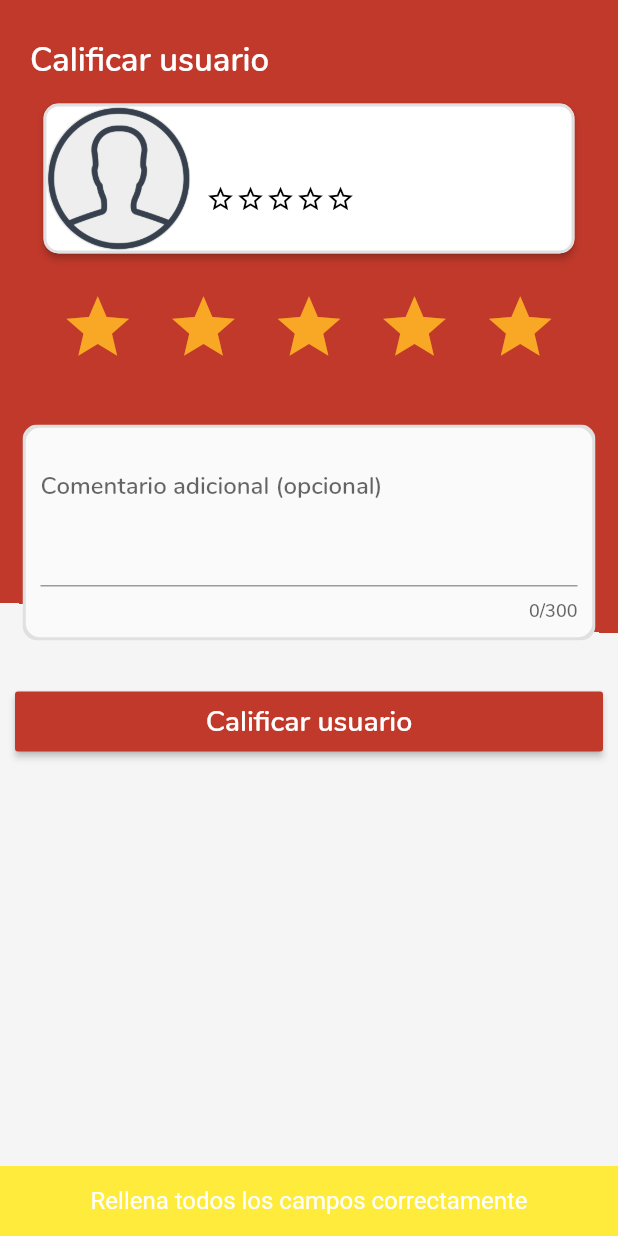
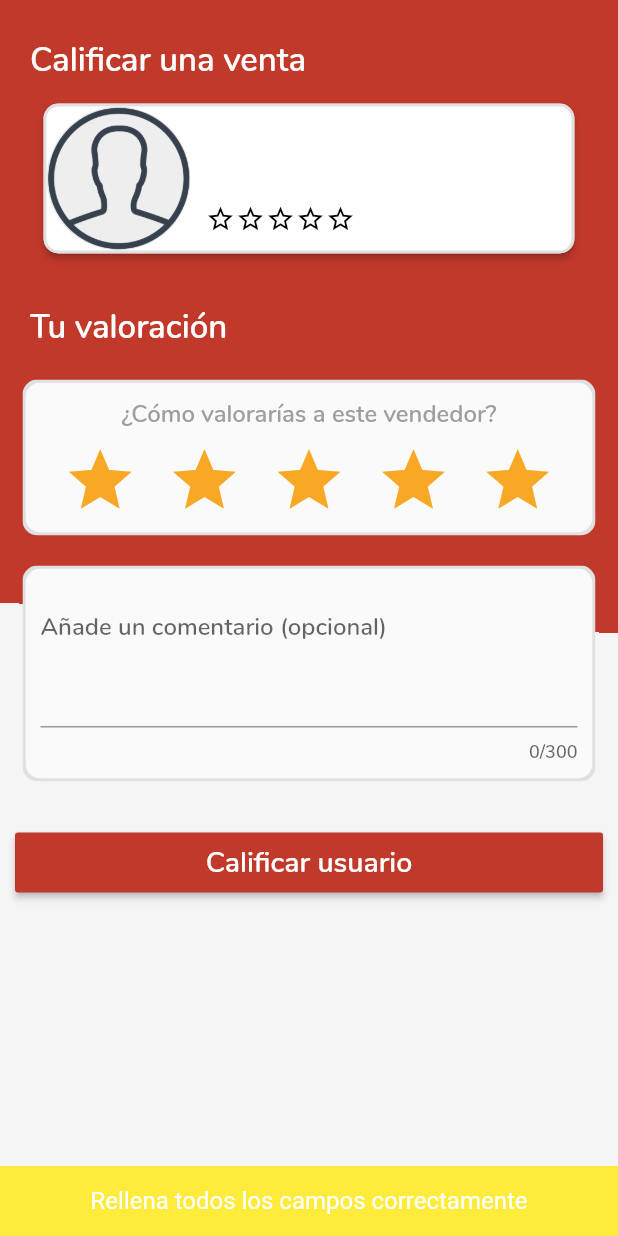
Before and after one commit to unizar-30226-2019-07/Loop, a Flutter app: the RateUser screen opened directly with empty values, after a tap on "Calificar usuario", on a phone screen of 412 x 824 dp. Run offline on Flutter 3.47's test engine with Material 2 defaults, Android fonts, the phone set to English and light mode, and no system bars; our stand-ins replace carousel_pro, cloud_firestore, flutter_secure_storage, flutter_slidable, flutter_speed_dial, font_awesome_flutter and 4 more; missing offline and left inert: flutter_range_slider, flutter_statusbarcolor, geocoder; accounts and stored records are empty; network calls fail; project files that could hold a hidden picture were left out.

Commit message:
Valoración de usuarios
- Se puede acceder desde la vista de detalle de un item
- Por ahora no se puede probar ya que no se puede marcar productos
  como vendidos (?)

```diff
--- a/lib/routes.dart
+++ b/lib/routes.dart
@@ -27,7 +27,7 @@ class Routes {
     '/whises': (settings) =>
         _buildRoute(settings, new Wishes(user: settings.arguments)),
     '/rate-user': (settings) =>
-        _buildRoute(settings, new RateUser(otherUser: settings.arguments)),
+        _buildRoute(settings, new RateUser(referencedItem: settings.arguments)),
     '/report-user': (settings) =>
         _buildRoute(settings, new ReportUser(otherUser: settings.arguments)),
     '/login-page': (settings) => _buildRoute(settings, new LoginPage()),
--- a/lib/screens/users/profile.dart
+++ b/lib/screens/users/profile.dart
@@ -243,8 +243,6 @@ class _ProfileState extends State<Profile> {
         child: GestureDetector(
             onTap: () => Navigator.of(context)
                 .pushNamed('/report-user', arguments: _user),
-            onLongPress: () =>
-                Navigator.of(context).pushNamed('/rate-user', arguments: _user),
             child: ClipRRect(
                 borderRadius: BorderRadius.circular(4.0),
                 child: Container(
--- a/lib/screens/users/rate_user.dart
+++ b/lib/screens/users/rate_user.dart
@@ -1,7 +1,9 @@
 import 'package:flutter/material.dart';
-import 'package:selit/class/usuario_class.dart';
+import 'package:selit/class/item_class.dart';
+import 'package:selit/util/api/usuario_request.dart';
 import 'package:selit/widgets/profile_picture.dart';
 import 'package:selit/widgets/star_rating.dart';
+import 'package:selit/widgets/star_rating_interactive.dart';
 import 'package:selit/util/bar_color.dart';
 
 /// Pantalla para calificar otro usuario, con información sobre el
@@ -9,11 +11,11 @@ import 'package:selit/util/bar_color.dart';
 /// y un comentario adicional sobre la calificación.
 /// Con estos campos establecen un formulario a enviar
 class RateUser extends StatefulWidget {
-  final UsuarioClass otherUser;
+  final ItemClass referencedItem;
 
-  RateUser({this.otherUser});
+  RateUser({this.referencedItem});
   @override
-  State<StatefulWidget> createState() => _RateUserState(otherUser);
+  State<StatefulWidget> createState() => _RateUserState(referencedItem);
 }
 
 class _RateUserState extends State<RateUser> {
@@ -25,23 +27,78 @@ class _RateUserState extends State<RateUser> {
       fontWeight: FontWeight.bold, fontSize: 16.0, color: Colors.white);
   static final TextStyle _styleCardDescription = const TextStyle(
       fontWeight: FontWeight.bold, fontSize: 20.0, color: Colors.black);
+  static final TextStyle _styleCardProduct = const TextStyle(
+      fontWeight: FontWeight.bold, fontSize: 16.0, color: Colors.black);
+  static final TextStyle _styleStarTitle = const TextStyle(
+      fontWeight: FontWeight.bold, fontSize: 16.0, color: Colors.grey);
   static final _styleButton = TextStyle(fontSize: 19.0, color: Colors.white);
 
+  StarRatingInteractive _starRating = new StarRatingInteractive(
+    starColor: Colors.yellow[800],
+    starSize: 50.0,
+  );
   final TextEditingController _infoController = new TextEditingController();
 
   /// Color más oscuro que el rojo principal
   final _blendColor = Color.alphaBlend(Color(0x552B2B2B), Color(0xFFC0392B));
+  final Color _colorStatusBarBad = Colors.red.withOpacity(0.5);
 
-  UsuarioClass _otherUser;
+  ItemClass _referencedItem;
+  Function _sendFunction;
 
   // Constructor
-  _RateUserState(this._otherUser);
+  _RateUserState(this._referencedItem) {
+    assert(_referencedItem.owner != null, "El dueño no debe ser null");
+    _sendFunction = _onPressedSend;
+  }
 
   void _onPressedSend() {
-    if (_infoController.text == '') {
+    // Diálogo "cargando..." para evitar repetir
+    _sendFunction = null;
+    showDialog(
+      barrierDismissible: false, // JUST MENTION THIS LINE
+      context: context,
+      builder: (BuildContext context) {
+        // return object of type Dialog
+        return AlertDialog(
+            content: Column(
+          mainAxisSize: MainAxisSize.min,
+          children: <Widget>[
+            CircularProgressIndicator(
+                strokeWidth: 5.0,
+                valueColor: AlwaysStoppedAnimation<Color>(Colors.black)),
+            Container(
+                margin: EdgeInsets.only(top: 15.0), child: Text('Cargando...')),
+          ],
+        ));
+      },
+    );
+
+    if (_infoController.text == '' ||
+        StarRatingInteractive.currentRating < 1 ||
+        StarRatingInteractive.currentRating > 5) {
       showInSnackBar("Rellena todos los campos correctamente", Colors.yellow);
+      Navigator.of(context).pop(); // alertDialog
+      _sendFunction = _onPressedSend;
     } else {
-      print('Usuario con id ${_otherUser.userId} con razón ${_infoController.text}');
+      UsuarioRequest.rateUser(
+              producto: _referencedItem,
+              estrellas: StarRatingInteractive.currentRating,
+              comentario: _infoController.text)
+          .then((_) {
+        Navigator.of(context).pop(); // alertDialog
+        Navigator.of(context).pop(); // fuera de la pantalla
+      }).catchError((error) {
+        if (error == "Precondition Failed") {
+          showInSnackBar(
+              "Ya has valorado a este usuario antes", _colorStatusBarBad);
+        } else {
+          showInSnackBar("Ha ocurrido un problema", _colorStatusBarBad);
+        }
+        print('Error al valorar usuario: $error');
+        Navigator.of(context).pop(); // alertDialog
+        _sendFunction = _onPressedSend;
+      });
     }
   }
 
@@ -66,7 +123,7 @@ class _RateUserState extends State<RateUser> {
       children: <Widget>[
         Container(
             margin: EdgeInsets.fromLTRB(20.0, 25.0, 0.0, 10.0),
-            child: Text('Calificar usuario', style: _styleTitle)),
+            child: Text('Calificar una venta', style: _styleTitle)),
         Container(
           margin: EdgeInsets.symmetric(horizontal: 25.0),
           child: Card(
@@ -82,7 +139,7 @@ class _RateUserState extends State<RateUser> {
                   size: Size(100.0, 100.0),
                   child: Container(
                     padding: EdgeInsets.all(2.0),
-                    child: ProfilePicture(_otherUser.profileImage),
+                    child: ProfilePicture(_referencedItem.owner.profileImage),
                   ),
                 ),
                 Expanded(
@@ -93,15 +150,27 @@ class _RateUserState extends State<RateUser> {
                         children: <Widget>[
                           Container(
                             child: Text(
-                              _otherUser.nombre + ' ' + _otherUser.apellidos,
+                              _referencedItem.owner.nombre +
+                                  ' ' +
+                                  _referencedItem.owner.apellidos,
                               maxLines: 2,
                               overflow: TextOverflow.ellipsis,
                               style: _styleCardDescription,
                             ),
                           ),
                           Container(
+                            margin: EdgeInsets.only(bottom: 5.0),
+                            child: Text(
+                              _referencedItem.title,
+                              maxLines: 2,
+                              overflow: TextOverflow.ellipsis,
+                              style: _styleCardProduct,
+                            ),
+                          ),
+                          Container(
                               child: StarRating(
-                            starRating: _otherUser.numeroEstrellas ?? 1,
+                            starRating:
+                                _referencedItem.owner?.numeroEstrellas ?? 1,
                             starColor: Colors.black,
                             profileView: false,
                             starSize: 20.0,
@@ -113,12 +182,33 @@ class _RateUserState extends State<RateUser> {
             ),
           ),
         ),
-        SizedBox.fromSize(
-          size: Size(double.infinity, 90.0),
-          child: Center(
+        Container(
+            margin: EdgeInsets.fromLTRB(20.0, 30.0, 0.0, 0.0),
+            child: Text('Tu valoración', style: _styleTitle)),
+        Container(
+          margin: EdgeInsets.fromLTRB(15.0, 20.0, 15.0, 0.0),
+          child: ClipRRect(
+            borderRadius: BorderRadius.circular(10.0),
             child: Container(
-              margin: EdgeInsets.symmetric(horizontal: 30.0),
-              child: StarRating(profileView: true, starRating: 5.0, starColor: Colors.yellow[800], starSize: 50.0,),
+              color: Colors.grey[300],
+              padding: EdgeInsets.all(2.0),
+              child: ClipRRect(
+                borderRadius: BorderRadius.circular(10.0),
+                child: Container(
+                  color: Colors.grey[50],
+                  padding: EdgeInsets.fromLTRB(10.0, 10.0, 10.0, 20.0),
+                  child: Container(
+                    margin: EdgeInsets.symmetric(horizontal: 5.0),
+                    child: Column(
+                      children: <Widget>[
+                        Text('¿Cómo valorarías a este vendedor?',
+                              style: _styleStarTitle),
+                        _starRating
+                      ],
+                    ),
+                  ),
+                ),
+              ),
             ),
           ),
         ),
@@ -136,7 +226,7 @@ class _RateUserState extends State<RateUser> {
                   padding: EdgeInsets.fromLTRB(10.0, 0.0, 10.0, 10.0),
                   child: TextFormField(
                     decoration: InputDecoration(
-                      labelText: 'Comentario adicional (opcional)',
+                      labelText: 'Añade un comentario (opcional)',
                       alignLabelWithHint: true,
                     ),
                     maxLength: 300,
@@ -155,9 +245,10 @@ class _RateUserState extends State<RateUser> {
                 margin: EdgeInsets.fromLTRB(10.0, 10.0, 10.0, 20.0),
                 child: RaisedButton(
                   color: Theme.of(context).primaryColor,
-              padding: EdgeInsets.symmetric(vertical: 7.0, horizontal: 20.0),
+                  padding:
+                      EdgeInsets.symmetric(vertical: 7.0, horizontal: 20.0),
                   child: Text('Calificar usuario', style: _styleButton),
-              onPressed: _onPressedSend,
+                  onPressed: _sendFunction,
                 ))),
       ],
     ));
--- a/lib/screens/users/report_user.dart
+++ b/lib/screens/users/report_user.dart
@@ -203,7 +203,7 @@ class _ReportUserState extends State<ReportUser> {
               child: InkWell(
                 splashColor:
                     Theme.of(context).colorScheme.onSurface.withOpacity(0.05),
-                onTap: () => print('tap'),
+                onTap: () => print('tap'), // TODO quitar
                 child: FlatButton(
                     onPressed: () =>
                         print('tap'), // TODO llevar a pantalla de "Normas"
--- a/lib/widgets/star_rating.dart
+++ b/lib/widgets/star_rating.dart
@@ -3,8 +3,6 @@ import 'package:flutter/material.dart';
 /// Widget con rating de estrellas (estático) de 1 a 5 (sin incluir el 0)
 /// Ejemplo de uso: child: StarRating(starRating: 3.5)
 class StarRating extends StatelessWidget {
-  // TODO posibilidad de añadir funcionalidad (mover las estrellas al tocar una)
-  // https://stackoverflow.com/questions/46637566/how-to-create-rating-star-bar-properly
 
   final starColor;
   final starSize;
--- /dev/null
+++ b/lib/widgets/star_rating_interactive.dart
@@ -0,0 +1,61 @@
+import 'package:flutter/material.dart';
+
+/// Widget con rating de estrellas (dinámico) de 1 a 5 (sin incluir el 0)
+/// NOTA IMPORTANTE: esta hecho para que solamente uno pueda aparecer en pantalla
+/// a la vez (currentRating es static)
+class StarRatingInteractive extends StatefulWidget {
+  final Color starColor;
+  final double starSize;
+
+  // Accesible para obtener las estrellas actuales
+  static double currentRating;
+
+  StarRatingInteractive({Key key, this.starColor, this.starSize})
+      : super(key: key);
+
+  @override
+  State<StatefulWidget> createState() =>
+      _StarRatingInteractiveState(starColor, starSize);
+}
+
+class _StarRatingInteractiveState extends State<StarRatingInteractive> {
+  final Color starColor;
+  final double starSize;
+
+  _StarRatingInteractiveState(this.starColor, this.starSize) {
+    StarRatingInteractive.currentRating = 5;
+  }
+
+  /// Devuelve una estrella entera, media o vacía dependiendo
+  /// de la puntuación y el numero de estrella a mostrar
+  Widget _getStar(double starRating, int starNumber) {
+    if (starRating <= starNumber) {
+      return Icon(Icons.star_border, color: starColor, size: starSize);
+    } else if (starRating >= starNumber + 1) {
+      return Icon(Icons.star, color: starColor, size: starSize);
+    } else {
+      return Icon(Icons.star_half, color: starColor, size: starSize);
+    }
+  }
+
+  Widget _createStars() {
+    return Row(
+      children: new List.generate(
+        5,
+        (i) => Expanded(
+              child: IconButton(
+                icon: _getStar(StarRatingInteractive.currentRating, i),
+                onPressed: () => setState(() {
+                      StarRatingInteractive.currentRating = (i + 1).toDouble();
+                    }),
+              ),
+            ),
+      ),
+    );
+  }
+
+  @override
+  Widget build(BuildContext context) {
+    return _createStars();
+  }
+}
```
Also changed, not shown: lib/screens/items/item_details.dart (+26 -3 lines), lib/util/api/usuario_request.dart (+30 -0 lines). Lines whose indentation alone changed are shown as unchanged.
